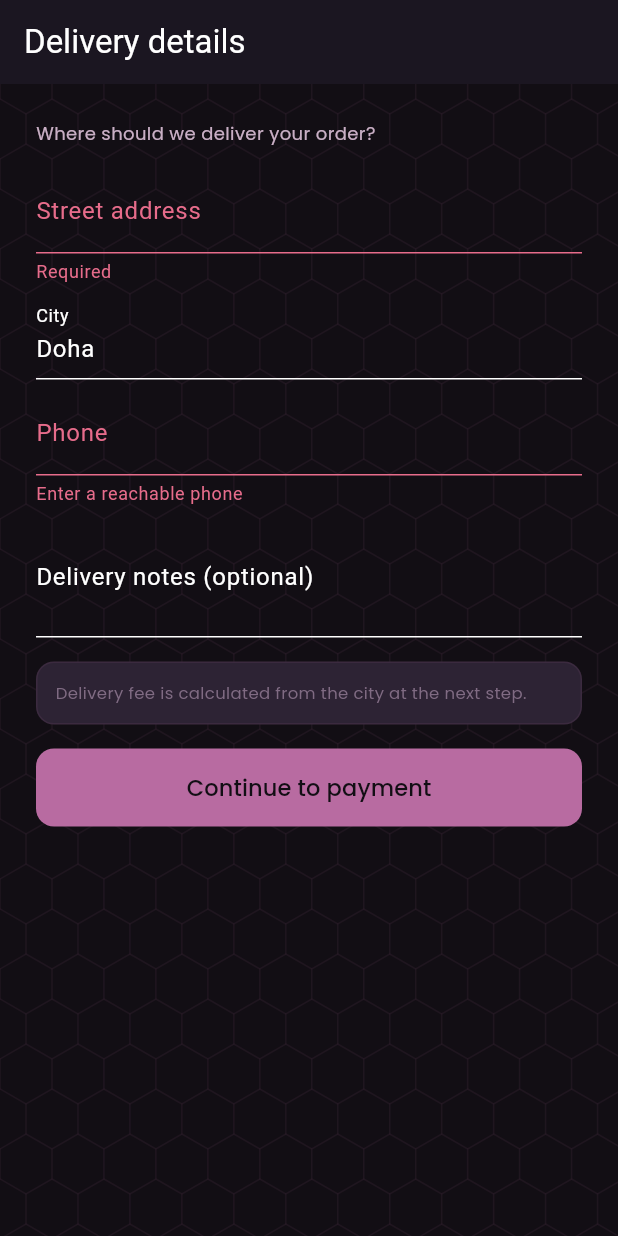
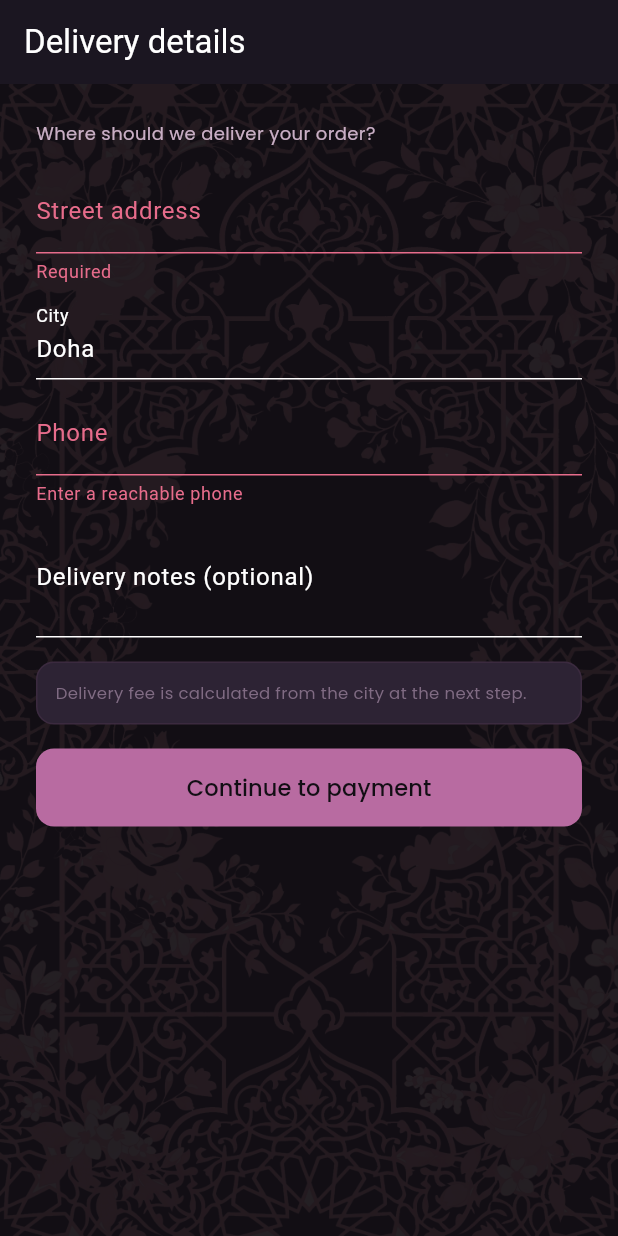
Before and after one commit to Lolipants/lolipants, a Flutter app: the DeliveryDetailsScreen screen opened by its route, after a tap on "Continue to payment", on a phone screen of 412 x 824 dp. Run offline on Flutter 3.47's test engine with Material 3 defaults, Android fonts, the phone set to English and light mode, and no system bars; our stand-ins replace cached_network_image, camera, dio, file_picker, flutter_animate, flutter_colorpicker and 13 more; missing offline and left inert: google_mlkit_commons, google_mlkit_pose_detection, onesignal_flutter; accounts and stored records are empty; network calls fail.

Commit message:
fix(shared): simplify arabesque background asset
Use bundled lolipants_bg and lighter arabesque overlay painting.

```diff
--- a/lib/shared/widgets/arabesque_background.dart
+++ b/lib/shared/widgets/arabesque_background.dart
@@ -1,81 +1,35 @@
-import 'dart:math' as math;
+import 'package:flutter/material.dart';
 
-import 'package:flutter/material.dart';
-import 'package:lolipants/core/constants/app_colors.dart';
-
-/// Decorative hex lattice inspired by arabesque tiling.
+/// Brand watermark from `assets/images/lolipants_bg.png` at very low opacity.
 ///
 /// Renders behind screen content; pointer events are ignored.
 class ArabesqueBackground extends StatelessWidget {
-  /// Creates a low-contrast gold lattice.
+  /// Creates the lace-style background.
   const ArabesqueBackground({
-    this.opacity = 0.04,
+    this.opacity = 0.08,
     super.key,
   });
 
-  /// Stroke alpha for the lattice lines (0.03–0.05 recommended).
+  /// Overall alpha for the image layer (keep low; 0.03–0.08 typical).
   final double opacity;
+
+  static const String _asset = 'assets/images/lolipants_bg.png';
 
   @override
   Widget build(BuildContext context) {
+    final a = opacity.clamp(0.0, 1.0);
     return IgnorePointer(
-      child: CustomPaint(
-        painter: _ArabesquePainter(opacity: opacity),
-        child: const SizedBox.expand(),
+      child: Opacity(
+        opacity: a,
+        child: SizedBox.expand(
+          child: Image.asset(
+            _asset,
+            fit: BoxFit.cover,
+            gaplessPlayback: true,
+            errorBuilder: (_, __, ___) => const SizedBox.shrink(),
+          ),
+        ),
       ),
     );
   }
 }
-
-/// Draws a repeating flat-top hexagonal grid.
-class _ArabesquePainter extends CustomPainter {
-  /// Creates the painter with the given stroke opacity.
-  _ArabesquePainter({required this.opacity});
-
-  /// Alpha multiplier for [AppColors.gold] strokes.
-  final double opacity;
-
-  static const double _r = 20;
-
-  @override
-  void paint(Canvas canvas, Size size) {
-    final stroke = Paint()
-      ..style = PaintingStyle.stroke
-      ..strokeWidth = 1
-      ..color = AppColors.gold.withValues(alpha: opacity);
-
-    final horiz = math.sqrt(3) * _r;
-    const vert = 1.5 * _r;
-
-    var row = 0;
-    for (var y = -vert; y < size.height + vert; y += vert) {
-      final offsetX = (row.isOdd ? horiz / 2 : 0.0);
-      for (var x = -horiz; x < size.width + horiz; x += horiz) {
-        final center = Offset(x + offsetX, y);
-        _drawHex(canvas, center, _r, stroke);
-      }
-      row++;
-    }
-  }
-
-  void _drawHex(Canvas canvas, Offset c, double r, Paint paint) {
-    final path = Path();
-    for (var i = 0; i < 6; i++) {
-      final angle = -math.pi / 2 + math.pi / 3 * i;
-      final px = c.dx + r * math.cos(angle);
-      final py = c.dy + r * math.sin(angle);
-      if (i == 0) {
-        path.moveTo(px, py);
-      } else {
-        path.lineTo(px, py);
-      }
-    }
-    path.close();
-    canvas.drawPath(path, paint);
-  }
-
-  @override
-  bool shouldRepaint(covariant _ArabesquePainter oldDelegate) {
-    return oldDelegate.opacity != opacity;
-  }
-}
```
Also changed, not shown: assets/images/lolipants_bg.png (added).
